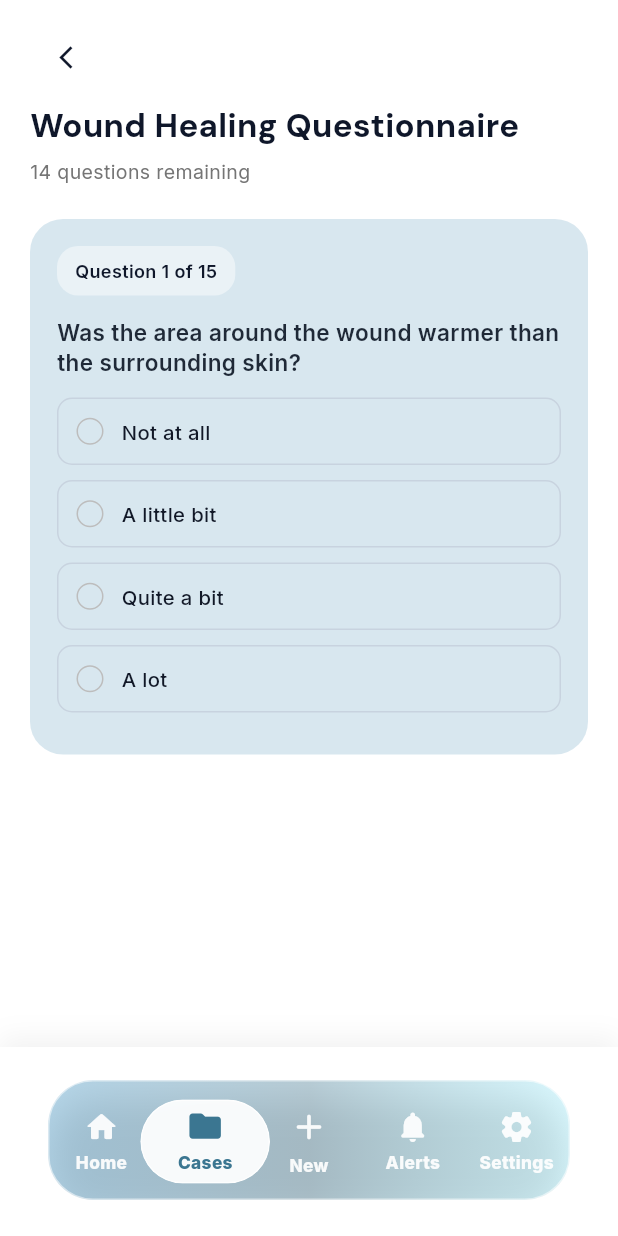
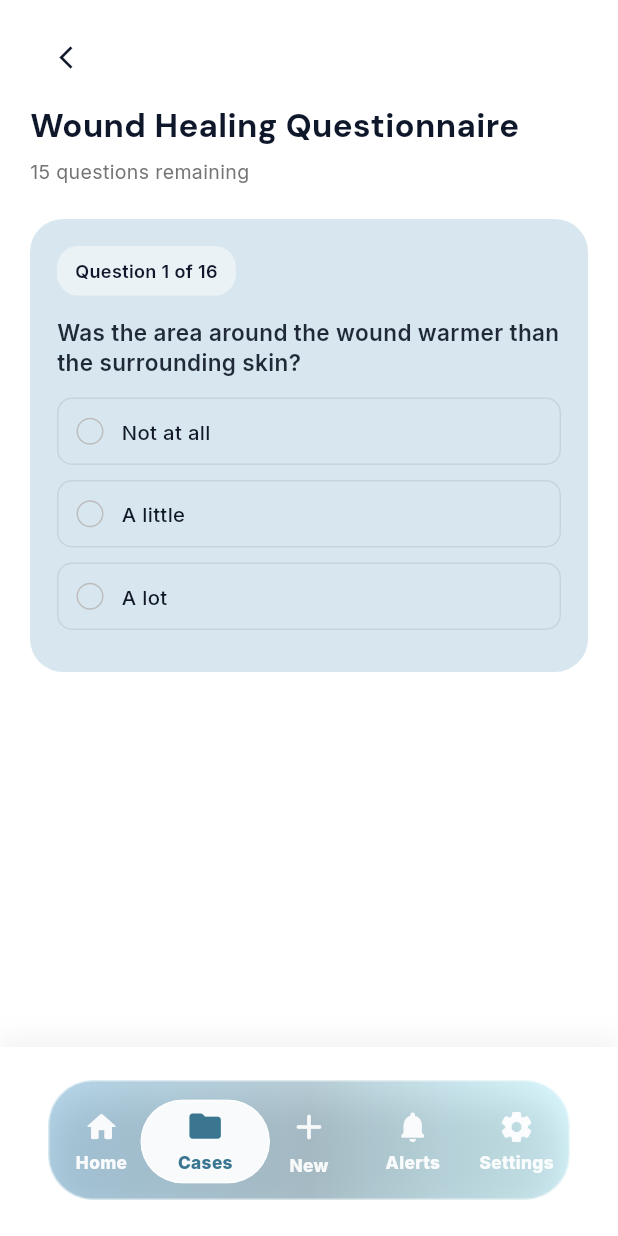
Before and after one commit to norahalhazab/ratq-flutter-app, a Flutter app: the WhqScreen screen opened directly with empty values, on a phone screen of 412 x 824 dp. Run offline on Flutter 3.47's test engine with Material 3 defaults, Android fonts, the light colour scheme and no system bars; our stand-ins replace auto_size_text, cached_network_image, camera, cloud_firestore, connectivity_plus, device_info_plus and 22 more; missing offline and left inert: android_intent_plus, audio_session, flutter_background_service, flutter_background_service_android, flutter_sound, mobile_scanner; accounts and stored records are empty.

Commit message:
changed the WHQ to match the research paper

```diff
--- a/aidx-medical-app-master/lib/screens/whq_screen.dart
+++ b/aidx-medical-app-master/lib/screens/whq_screen.dart
@@ -23,29 +23,57 @@ class _WhqScreenState extends State<WhqScreen> {
 
   bool _isNavigating = false;
 
-  static const likertOptions = ["Not at all", "A little bit", "Quite a bit", "A lot"];
+  static const likertOptions = ["Not at all", "A little", "A lot"];
   static const yesNoOptions = ["Yes", "No"];
 
   late final List<_Question> questions = [
-    _Question(id: "q1", text: "Was the area around the wound warmer than the surrounding skin?", type: _QType.likert4),
-    _Question(id: "q2", text: "Has any part of the wound leaked blood-stained fluid? (haemoserous exudate)", type: _QType.likert4),
-    _Question(id: "q3", text: "Have the edges of any part of the wound separated/gaped open on their own accord? (spontaneous dehiscence)", type: _QType.likert4),
-    _Question(id: "q4", text: "If yes, Did the deeper tissue also separate?", type: _QType.likert4),
-    _Question(id: "q5", text: "Has the area around the wound become swollen?", type: _QType.likert4),
-    _Question(id: "q6", text: "Has the wound been smelly?", type: _QType.likert4),
-    _Question(id: "q7", text: "Has the wound been painful to touch?", type: _QType.likert4),
+    _Question(id: "q1",
+        text: "Was the area around the wound warmer than the surrounding skin?",
+        type: _QType.likert3),
+    _Question(id: "q2",
+        text: "Has any part of the wound leaked blood-stained fluid?",
+        type: _QType.likert3),
+    _Question(id: "q3",
+        text: "Have the edges of any part of the wound separated or gaped open of their accord?",
+        type: _QType.likert3),
+    _Question(id: "q4",
+        text: "If the wound edges opened: Did the flesh beneath the skin or the inside sutures also separate?",
+        type: _QType.likert3),
+    _Question(id: "q5",
+        text: "Has the area around the wound become swollen?",
+        type: _QType.likert3),
     _Question(
-      id: "q8",
-      text: "Have you sought advice because of a problem with your wound, other than at a planned follow-up appointment?",
-      type: _QType.yesNo,
-    ),
-    _Question(id: "q9", text: "Has anything been put on the skin to cover the wound? (dressing)", type: _QType.yesNo),
-    _Question(id: "q10", text: "Have you been back into hospital for treatment of a problem with your wound?", type: _QType.yesNo),
-    _Question(id: "q11", text: "Have you been back into hospital for treatment of a problem with your wound?", type: _QType.yesNo),
-    _Question(id: "q12", text: "Have you been given antibiotics for a problem with your wound?", type: _QType.yesNo),
-    _Question(id: "q13", text: "Have the edges of your wound been deliberately separated by a doctor or nurse?", type: _QType.yesNo),
-    _Question(id: "q14", text: "Has your wound been scraped or cut to remove any unwanted tissue?", type: _QType.yesNo),
-    _Question(id: "q15", text: "Has your wound been drained?", type: _QType.yesNo),
+        id: "q6", text: "Has the wound been smelly?", type: _QType.likert3),
+    _Question(id: "q7",
+        text: "Has the wound been painful to touch?",
+        type: _QType.likert3),
+    _Question(id: "q8",
+        text: "Have you had, or felt like you have had, a raised temperature or fever?",
+        type: _QType.yesNo),
+    _Question(id: "q9",
+        text: "Have you sought advice because of a problem with your wound, other than at a planned follow-up appointment?",
+        type: _QType.yesNo),
+    _Question(id: "q10",
+        text: "Has anything been put on the skin to cover the wound? (dressing)",
+        type: _QType.yesNo),
+    _Question(id: "q11",
+        text: "Have you been back into hospital for a problem with your wound?",
+        type: _QType.yesNo),
+    _Question(id: "q12",
+        text: "Have you been given medicines (antibiotics) for a problem with your wound?",
+        type: _QType.yesNo),
+    _Question(id: "q13",
+        text: "Have the edges of your wound been separated by a doctor or nurse?",
+        type: _QType.yesNo),
+    _Question(id: "q14",
+        text: "Has your wound been scraped or cut to remove any unwanted flesh?",
+        type: _QType.yesNo),
+    _Question(id: "q15",
+        text: "Has thick, yellow or green fluid (pus) been drained from your wound by a doctor or nurse?",
+        type: _QType.yesNo),
+    _Question(id: "q16",
+        text: "Have you had to go back to the operating room for treatment of a problem with your wound?",
+        type: _QType.yesNo),
   ];
 
   int index = 0;
@@ -60,7 +88,7 @@ class _WhqScreenState extends State<WhqScreen> {
     }
 
     final q = questions[index];
-    final options = q.type == _QType.likert4 ? likertOptions : yesNoOptions;
+    final options = q.type == _QType.likert3 ? likertOptions : yesNoOptions;
 
     final remaining = (questions.length - 1) - index;
     final bool isFirst = index == 0;
@@ -97,10 +125,12 @@ class _WhqScreenState extends State<WhqScreen> {
                       width: 120,
                       height: 44,
                       child: OutlinedButton(
-                        onPressed: saving ? null : () => setState(() => index--),
+                        onPressed: saving ? null : () =>
+                            setState(() => index--),
                         style: OutlinedButton.styleFrom(
                           side: const BorderSide(color: primary, width: 1.2),
-                          shape: RoundedRectangleBorder(borderRadius: BorderRadius.circular(999)),
+                          shape: RoundedRectangleBorder(
+                              borderRadius: BorderRadius.circular(999)),
                         ),
                         child: Text(
                           "Previous",
@@ -120,10 +150,12 @@ class _WhqScreenState extends State<WhqScreen> {
                       width: 120,
                       height: 44,
                       child: OutlinedButton(
-                        onPressed: (saving || !hasAnswer) ? null : () async => _submitAllAnswers(user.uid),
+                        onPressed: (saving || !hasAnswer) ? null : () async =>
+                            _submitAllAnswers(user.uid),
                         style: OutlinedButton.styleFrom(
                           side: const BorderSide(color: primary, width: 1.2),
-                          shape: RoundedRectangleBorder(borderRadius: BorderRadius.circular(999)),
+                          shape: RoundedRectangleBorder(
+                              borderRadius: BorderRadius.circular(999)),
                         ),
                         child: saving
                             ? const SizedBox(
@@ -163,7 +195,8 @@ class _WhqScreenState extends State<WhqScreen> {
               // Back
               IconButton(
                 onPressed: () => Navigator.pop(context),
-                icon: const Icon(Icons.arrow_back_ios_new, size: 18, color: Color(0xFF0F172A)),
+                icon: const Icon(Icons.arrow_back_ios_new, size: 18,
+                    color: Color(0xFF0F172A)),
               ),
               const SizedBox(height: 6),
 
@@ -195,7 +228,8 @@ class _WhqScreenState extends State<WhqScreen> {
                   crossAxisAlignment: CrossAxisAlignment.start,
                   children: [
                     Container(
-                      padding: const EdgeInsets.symmetric(horizontal: 12, vertical: 8),
+                      padding: const EdgeInsets.symmetric(
+                          horizontal: 12, vertical: 8),
                       decoration: BoxDecoration(
                         color: Colors.white.withOpacity(0.45),
                         borderRadius: BorderRadius.circular(14),
@@ -237,7 +271,8 @@ class _WhqScreenState extends State<WhqScreen> {
                                 _isNavigating = true;
                               });
 
-                              await Future.delayed(const Duration(milliseconds: 250));
+                              await Future.delayed(
+                                  const Duration(milliseconds: 250));
                               if (!mounted) return;
 
                               if (!isLast) {
@@ -247,16 +282,19 @@ class _WhqScreenState extends State<WhqScreen> {
                                 });
                               } else {
                                 await _submitAllAnswers(user.uid);
-                                if (mounted) setState(() => _isNavigating = false);
+                                if (mounted) setState(() =>
+                                _isNavigating = false);
                               }
                             },
                             borderRadius: BorderRadius.circular(10),
                             child: AnimatedContainer(
                               duration: const Duration(milliseconds: 200),
                               width: double.infinity,
-                              padding: const EdgeInsets.symmetric(horizontal: 12, vertical: 12),
+                              padding: const EdgeInsets.symmetric(
+                                  horizontal: 12, vertical: 12),
                               decoration: BoxDecoration(
-                                color: selected ? Colors.white : Colors.transparent,
+                                color: selected ? Colors.white : Colors
+                                    .transparent,
                                 borderRadius: BorderRadius.circular(10),
                                 border: Border.all(
                                   color: selected ? primary : border,
@@ -280,7 +318,8 @@ class _WhqScreenState extends State<WhqScreen> {
                                     decoration: BoxDecoration(
                                       shape: BoxShape.circle,
                                       border: Border.all(
-                                        color: selected ? primary : Colors.grey[400]!,
+                                        color: selected ? primary : Colors
+                                            .grey[400]!,
                                         width: selected ? 5 : 1,
                                       ),
                                     ),
@@ -292,7 +331,9 @@ class _WhqScreenState extends State<WhqScreen> {
                                       style: GoogleFonts.inter(
                                         fontSize: 13.5,
                                         color: const Color(0xFF111827),
-                                        fontWeight: selected ? FontWeight.w700 : FontWeight.w500,
+                                        fontWeight: selected
+                                            ? FontWeight.w700
+                                            : FontWeight.w500,
                                       ),
                                     ),
                                   ),
@@ -317,7 +358,8 @@ class _WhqScreenState extends State<WhqScreen> {
     setState(() => saving = true);
 
     final now = DateTime.now();
-    final dayId = "${now.year}-${now.month.toString().padLeft(2, '0')}-${now.day.toString().padLeft(2, '0')}";
+    final dayId = "${now.year}-${now.month.toString().padLeft(2, '0')}-${now.day
+        .toString().padLeft(2, '0')}";
     final submissionId = now.millisecondsSinceEpoch.toString();
 
     final responsesRef = FirebaseFirestore.instance
@@ -361,7 +403,8 @@ class _WhqScreenState extends State<WhqScreen> {
         .doc(widget.caseId)
         .set({
       "lastWhqAt": FieldValue.serverTimestamp(),
-      "lastWhqScore": questionnaireScore, // Or update this logic if needed later
+      "lastWhqScore": questionnaireScore,
+      // Or update this logic if needed later
       "lastUpdated": FieldValue.serverTimestamp(),
     }, SetOptions(merge: true));
 
@@ -371,10 +414,11 @@ class _WhqScreenState extends State<WhqScreen> {
     Navigator.pushReplacement(
       context,
       MaterialPageRoute(
-        builder: (_) => UploadWoundImageScreen(
-          caseId: widget.caseId,
-          whqResponseId: submissionId,
-        ),
+        builder: (_) =>
+            UploadWoundImageScreen(
+              caseId: widget.caseId,
+              whqResponseId: submissionId,
+            ),
       ),
     );
   }
@@ -383,18 +427,10 @@ class _WhqScreenState extends State<WhqScreen> {
     int s = 0;
 
     int likertValue(String v) {
-      switch (v) {
-        case "Not at all":
-          return 0;
-        case "A little bit":
-          return 1;
-        case "Quite a bit":
-          return 2;
-        case "A lot":
-          return 3;
-        default:
-          return 0;
-      }
+      if (v == "Not at all") return 0;
+      if (v == "A little") return 1;
+      if (v == "A lot") return 2;
+      return 0;
     }
 
     int yesNoValue(String v) => v == "Yes" ? 1 : 0;
@@ -402,14 +438,18 @@ class _WhqScreenState extends State<WhqScreen> {
     for (final q in questions) {
       final v = a[q.id];
       if (v == null) continue;
-      if (q.type == _QType.likert4) s += likertValue(v);
-      if (q.type == _QType.yesNo) s += yesNoValue(v);
+
+      if (q.type == _QType.likert3) {
+        s += likertValue(v);
+      } else if (q.type == _QType.yesNo) {
+        s += yesNoValue(v);
+      }
     }
     return s;
   }
 }
 
-enum _QType { likert4, yesNo }
+enum _QType { likert3, yesNo}
 
 class _Question {
   final String id;
```
